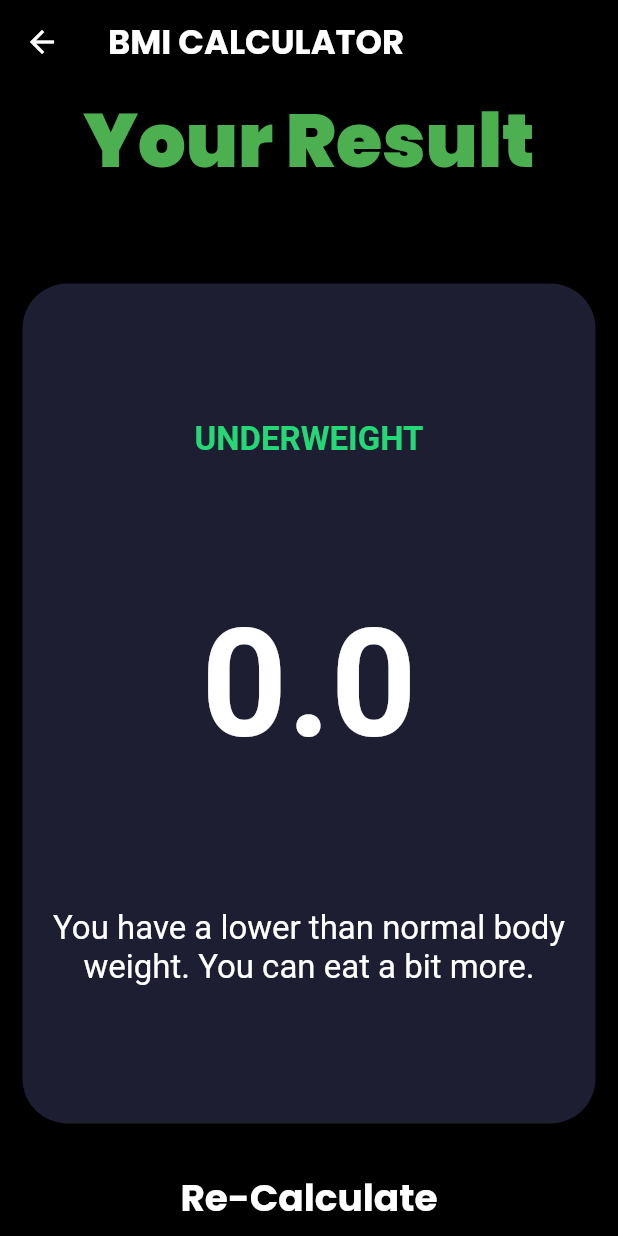
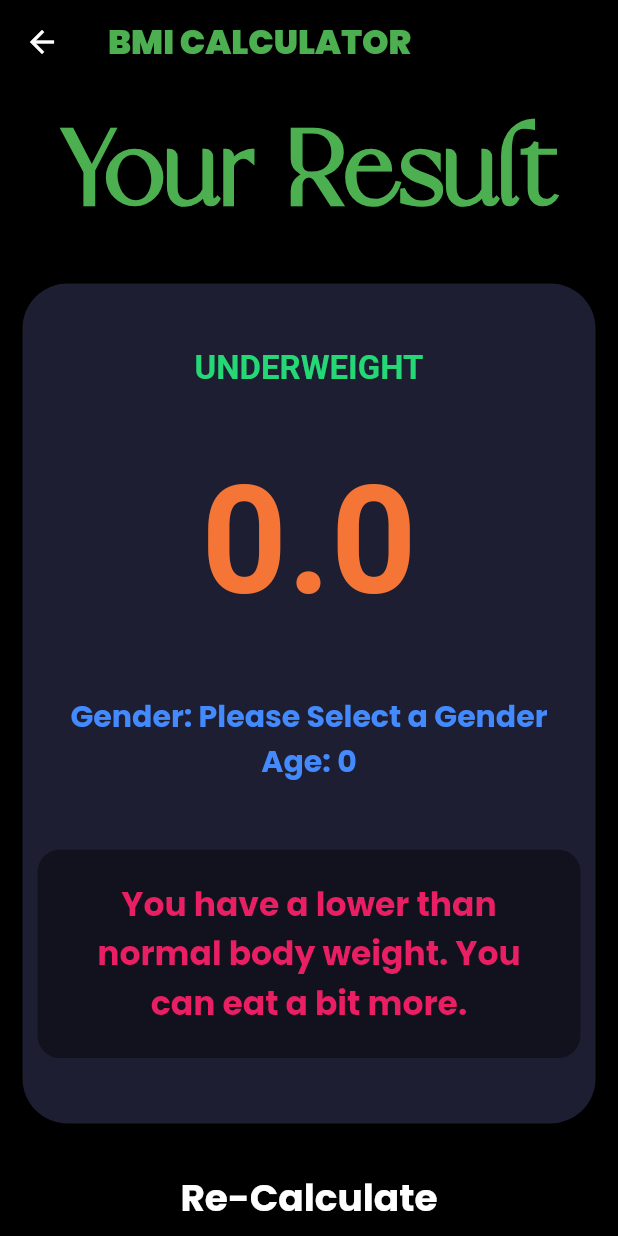
Before and after one commit to Akshat-sGit/bmi_calculator, a Flutter app: the screen it shows after launch, after a tap on "Calculate", on a phone screen of 412 x 824 dp. Run offline on Flutter 3.47's test engine with Material 2 defaults, Android fonts, the phone set to English and light mode, and no system bars; our stand-ins replace font_awesome_flutter, google_fonts, numberpicker.

Commit message:
I've done some changes in the UI

```diff
--- a/lib/constants.dart
+++ b/lib/constants.dart
@@ -1,10 +1,13 @@
 import 'package:flutter/material.dart';
+import 'package:google_fonts/google_fonts.dart';
 
 const resultTextStyle = TextStyle(
     color: Color(0xFF24D876), fontSize: 22.0, fontWeight: FontWeight.bold);
 
-const kBMITextStyle = TextStyle(fontSize: 100.0, fontWeight: FontWeight.bold);
+const kBMITextStyle = TextStyle(fontSize: 100.0, fontWeight: FontWeight.bold, color: Color.fromARGB(255, 244, 117, 54));
 
-const kBodyTextStyle = TextStyle(
+var kBodyTextStyle = GoogleFonts.poppins(
   fontSize: 22.0,
+  fontWeight: FontWeight.bold,
+  color: Colors.pink
 );
--- a/lib/input_page.dart
+++ b/lib/input_page.dart
@@ -1,4 +1,3 @@
-// import 'dart:ui';
 import 'package:bmi_calculator/results_page.dart';
 import 'package:bmi_calculator/widgets/calculate_card.dart';
 import 'package:flutter/material.dart';
@@ -48,6 +47,16 @@ class _InputPageState extends State<InputPage> {
     }
   }
 
+  String genderIng() {
+    if (maleCardColor == activeCardColor) {
+      return 'Male';
+    } else if (femaleCardColor == activeCardColor) {
+      return 'Female';
+    } else {
+      return 'Please Select a Gender';
+    }
+  }
+
   @override
   Widget build(BuildContext context) {
     return Scaffold(
@@ -56,16 +65,10 @@ class _InputPageState extends State<InputPage> {
         title: Text('BMI CALCULATOR',
             textAlign: TextAlign.center,
             style: GoogleFonts.poppins(
-                color: Colors.white,
-                fontWeight: FontWeight.bold,
+                color: Colors.green,
+                fontWeight: FontWeight.w900,
                 fontSize: 22.5,
-                shadows: [
-                  const Shadow(
-                    blurRadius: 2.0,
-                    color: Colors.black,
-                    offset: Offset(2.0, 2.0),
-                  )
-                ])),
+                )),
       ),
       body: Column(
         children: <Widget>[
@@ -189,7 +192,7 @@ class _InputPageState extends State<InputPage> {
                                   setState(() => weight = value1),
                               decoration: BoxDecoration(
                                   borderRadius: BorderRadius.circular(16),
-                                  border: Border.all(color: Colors.black),
+                                  border: Border.all(color: Colors.green),
                                   color: const Color.fromARGB(50, 0, 0, 0)))
                         ],
                       ),
@@ -230,7 +233,7 @@ class _InputPageState extends State<InputPage> {
                                     setState(() => age = value2),
                                 decoration: BoxDecoration(
                                     borderRadius: BorderRadius.circular(16),
-                                    border: Border.all(color: Colors.black),
+                                    border: Border.all(color: Colors.green),
                                     color: const Color.fromARGB(50, 0, 0, 0)))
                           ],
                         ),
@@ -247,11 +250,13 @@ class _InputPageState extends State<InputPage> {
                 Navigator.push(
                     context,
                     MaterialPageRoute(
-                        builder: (context) =>ResultsPage(
-                          bmiResult: calc.calculateBMI(),
-                          resultText: calc.getResult(),
-                          interpretation: calc.interPretation(),
-                        )));
+                        builder: (context) => ResultsPage(
+                              bmiResult: calc.calculateBMI(),
+                              resultText: calc.getResult(),
+                              interpretation: calc.interPretation(),
+                              gen: genderIng(),
+                              aged: age,
+                            )));
               },
               child: const CalculateCard(
                 cal: 'Calculate',
--- a/lib/results_page.dart
+++ b/lib/results_page.dart
@@ -9,8 +9,17 @@ class ResultsPage extends StatelessWidget {
   final String bmiResult;
   final String resultText;
   final String interpretation;
+  final String gen;
+  final int aged;
 
-  const ResultsPage({super.key, required this.bmiResult, required this.resultText, required this.interpretation});
+  const ResultsPage(
+      {super.key,
+      required this.bmiResult,
+      required this.resultText,
+      required this.interpretation,
+      required this.aged,
+      required this.gen
+      });
 
   @override
   Widget build(BuildContext context) {
@@ -18,36 +27,32 @@ class ResultsPage extends StatelessWidget {
       appBar: AppBar(
         backgroundColor: Colors.black,
         title: Text("BMI CALCULATOR",
+            textAlign: TextAlign.center,
             style: GoogleFonts.poppins(
-                color: Colors.white,
-                fontWeight: FontWeight.bold,
+                color: Colors.green,
+                fontWeight: FontWeight.w900,
                 fontSize: 22.5,
-                shadows: [
-                  const Shadow(
-                    blurRadius: 2.0,
-                    color: Colors.black,
-                    offset: Offset(2.0, 2.0),
-                  )
-                ])),
+               )),
       ),
       body: Column(
         mainAxisAlignment: MainAxisAlignment.spaceEvenly,
         crossAxisAlignment: CrossAxisAlignment.stretch,
         children: <Widget>[
-          Expanded(
+          const Expanded(
               child: Text(
             "Your Result",
             textAlign: TextAlign.center,
-            style: GoogleFonts.poppins(
+            style: TextStyle(
+              fontFamily: 'Frunchy',
               color: Colors.green,
-              fontSize: 50.0,
+              fontSize: 100.0,
               fontWeight: FontWeight.w900,
             ),
           )),
-           Expanded(
+          Expanded(
             flex: 5,
             child: ReusableCard(
-              colour:const Color.fromARGB(255, 29, 30, 50),
+              colour: const Color.fromARGB(255, 29, 30, 50),
               cardChild: Column(
                 mainAxisAlignment: MainAxisAlignment.spaceEvenly,
                 crossAxisAlignment: CrossAxisAlignment.center,
@@ -60,10 +65,39 @@ class ResultsPage extends StatelessWidget {
                     bmiResult,
                     style: kBMITextStyle,
                   ),
-                  Text(
-                    interpretation,
-                    textAlign: TextAlign.center,
-                    style: kBodyTextStyle,
+                  Column(
+                    children: <Widget>[
+                      Text(
+                        "Gender: $gen",
+                        textAlign: TextAlign.center,
+                        style: GoogleFonts.poppins(
+                          fontSize: 20.0,
+                          fontWeight: FontWeight.bold,
+                          color: Colors.blueAccent
+                        ),
+                      ),
+                      Text(
+                        "Age: $aged",
+                        textAlign: TextAlign.center,
+                        style: GoogleFonts.poppins(
+                            fontSize: 20.0, fontWeight: FontWeight.bold,
+                            color: Colors.blueAccent
+                            ),
+                      )
+                    ],
+                  ),
+                  Container(
+                    padding:const EdgeInsets.all(20.0),
+                    margin: const EdgeInsets.fromLTRB(10, 0, 10, 0),
+                    decoration:BoxDecoration(
+                      borderRadius: BorderRadius.circular(15),
+                      color:const Color.fromARGB(149, 9, 9, 16)
+                    ),
+                    child: Text(
+                      interpretation,
+                      textAlign: TextAlign.center,
+                      style: kBodyTextStyle,
+                    ),
                   )
                 ],
               ),
@@ -71,7 +105,7 @@ class ResultsPage extends StatelessWidget {
           ),
           GestureDetector(
               onTap: () {
-                Navigator.pop(
+                Navigator.push(
                     context,
                     MaterialPageRoute(
                         builder: (context) => const BMICalculator()));
```
